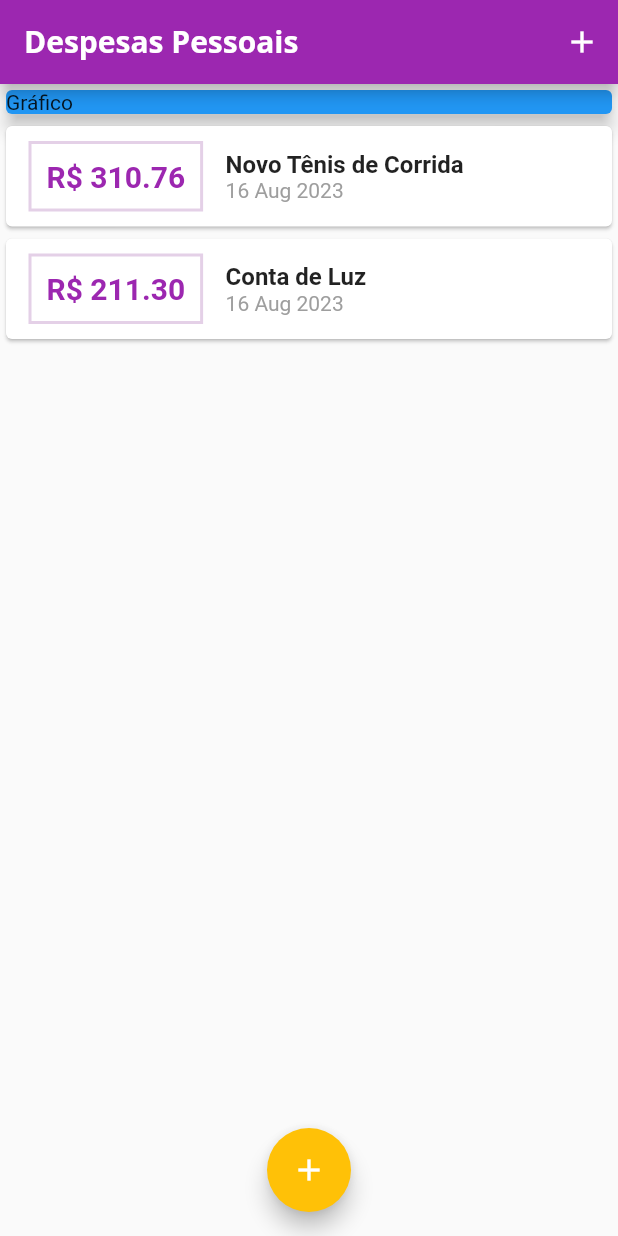
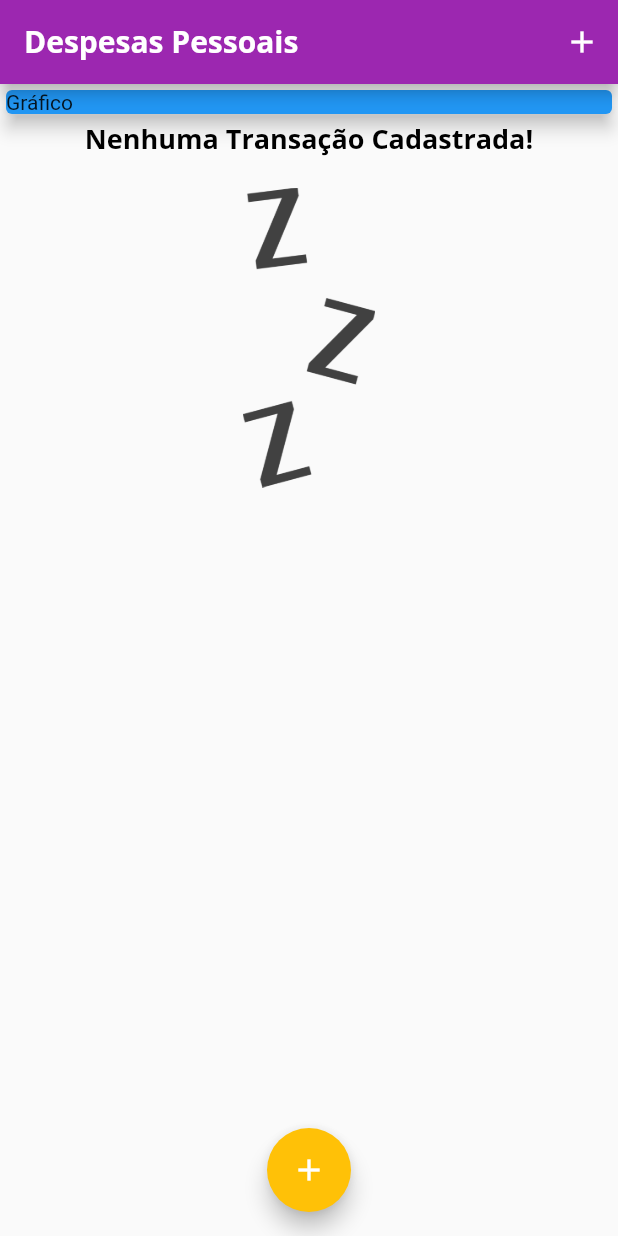
Before and after one commit to Erasmojf/expenses, a Flutter app: the screen it shows after launch, on a phone screen of 412 x 824 dp. Run offline on Flutter 3.47's test engine with Material 2 defaults, Android fonts, the phone set to English and light mode, and no system bars.

Commit message:
Refact transactio list add image when list is empty

```diff
--- a/expenses/lib/components/transaction_list.dart
+++ b/expenses/lib/components/transaction_list.dart
@@ -11,7 +11,24 @@ class TransactionList extends StatelessWidget {
   Widget build(BuildContext context) {
     return Container(
       height: 300,
-      child: ListView.builder(
+      child: transactions.isEmpty
+          ? Column(
+              children: [
+                Text(
+                  'Nenhuma Transação Cadastrada!',
+                  style: Theme.of(context).textTheme.titleLarge,
+                ),
+                SizedBox(height: 20),
+                Container(
+                  height: 200,
+                  child: Image.asset(
+                    "assets/images/waiting.png",
+                    fit: BoxFit.cover,
+                  ),
+                )
+              ],
+            )
+          : ListView.builder(
               itemCount: transactions.length,
               itemBuilder: (ctx, index) {
                 final tr = transactions[index];
@@ -19,7 +36,8 @@ class TransactionList extends StatelessWidget {
                   child: Row(
                     children: [
                       Container(
-                  margin: EdgeInsets.symmetric(horizontal: 15, vertical: 10),
+                        margin:
+                            EdgeInsets.symmetric(horizontal: 15, vertical: 10),
                         decoration: BoxDecoration(
                             border: Border.all(
                           color: const Color.fromARGB(255, 228, 208, 231),
--- a/expenses/lib/main.dart
+++ b/expenses/lib/main.dart
@@ -45,19 +45,19 @@ class MyHomePage extends StatefulWidget {
 }
 
 class _MyHomePageState extends State<MyHomePage> {
-  final _transactions = [
-    Transaction(
-      id: 't1',
-      title: 'Novo Tênis de Corrida',
-      value: 310.76,
-      date: DateTime.now(),
-    ),
-    Transaction(
-      id: 't2',
-      title: 'Conta de Luz',
-      value: 211.30,
-      date: DateTime.now(),
-    ),
+  final List<Transaction> _transactions = [
+    // Transaction(
+    //   id: 't1',
+    //   title: 'Novo Tênis de Corrida',
+    //   value: 310.76,
+    //   date: DateTime.now(),
+    // ),
+    // Transaction(
+    //   id: 't2',
+    //   title: 'Conta de Luz',
+    //   value: 211.30,
+    //   date: DateTime.now(),
+    // ),
   ];
 
   _addTransaction(String title, double value) {
--- a/expenses/pubspec.yaml
+++ b/expenses/pubspec.yaml
@@ -59,8 +59,8 @@ flutter:
   uses-material-design: true
 
   # To add assets to your application, add an assets section, like this:
-  # assets:
-  #   - images/a_dot_burr.jpeg
+  assets:
+    - assets/images/waiting.png
   #   - images/a_dot_ham.jpeg
 
   # An image asset can refer to one or more resolution-specific "variants", see
```
Also changed, not shown: expenses/assets/images/waiting.png (added). Lines whose indentation alone changed are shown as unchanged.
